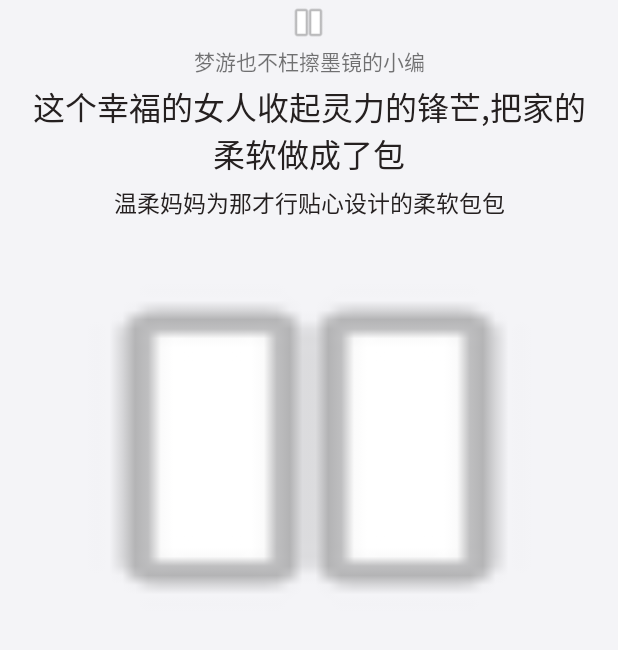
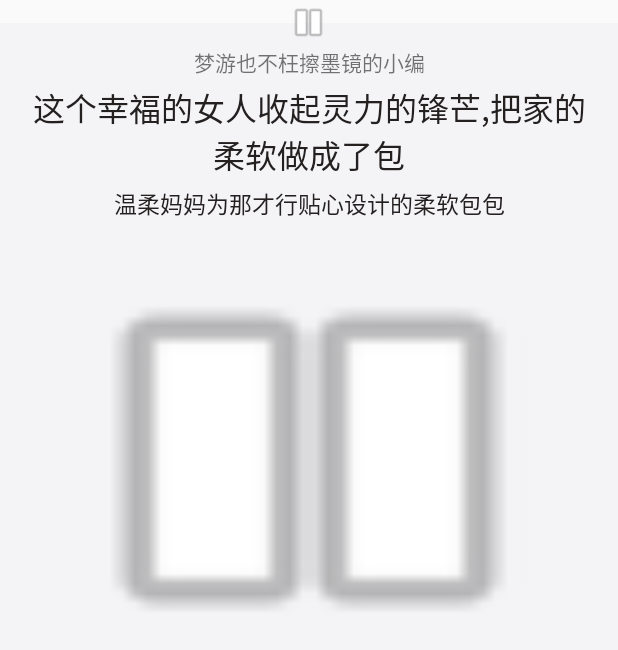
Before and after one commit to jiahairan123/ColorfulChoice, an Android app: the layout recents_dummy.xml on its own in the app's theme, with its tools: preview values and no code run, on a phone screen of 412 x 824 dp. Shown: the top 650 px of the screen. Run offline under Robolectric (Android 15) with nearby library versions, the light colour scheme and no system bars.

Commit message:
修改了布局乱串的问题

```diff
--- a/app/src/main/java/com/example/dllo/colorfulchoice/picture/PictureFragment.java
+++ b/app/src/main/java/com/example/dllo/colorfulchoice/picture/PictureFragment.java
@@ -57,9 +57,9 @@ public class PictureFragment extends BaseFragment implements Overview.RecentsVie
         });
 
         //设置视图的可见度
-        mRecentsView.setSystemUiVisibility(View.SYSTEM_UI_FLAG_LAYOUT_STABLE |
-                View.SYSTEM_UI_FLAG_LAYOUT_FULLSCREEN |
-                View.SYSTEM_UI_FLAG_LAYOUT_HIDE_NAVIGATION);
+//        mRecentsView.setSystemUiVisibility(View.SYSTEM_UI_FLAG_LAYOUT_STABLE |
+////                View.SYSTEM_UI_FLAG_LAYOUT_FULLSCREEN |
+//                View.SYSTEM_UI_FLAG_LAYOUT_HIDE_NAVIGATION);
 
     }
 
--- a/app/src/main/res/layout/activity_main.xml
+++ b/app/src/main/res/layout/activity_main.xml
@@ -16,11 +16,11 @@
 
     </FrameLayout>
 
+
     <RadioGroup
         android:id="@+id/main_radio_group"
         android:layout_width="match_parent"
         android:layout_height="40dp"
-        android:layout_alignParentBottom="true"
         android:background="#ffffff"
         android:orientation="horizontal">
 
--- a/app/src/main/res/layout/fragment_picture.xml
+++ b/app/src/main/res/layout/fragment_picture.xml
@@ -18,10 +18,10 @@
 <!--focusable-->
 
 <FrameLayout
+    android:background="#111"
     xmlns:android="http://schemas.android.com/apk/res/android"
     android:layout_width="match_parent"
     android:layout_height="match_parent"
-    android:layout_marginBottom="40dp"
     >
 
     <!-- Recents View  当前-->
--- a/app/src/main/res/layout/recents_dummy.xml
+++ b/app/src/main/res/layout/recents_dummy.xml
@@ -1,63 +1,67 @@
 <?xml version="1.0" encoding="utf-8"?>
-<LinearLayout xmlns:android="http://schemas.android.com/apk/res/android"
+<RelativeLayout xmlns:android="http://schemas.android.com/apk/res/android"
     android:layout_width="match_parent"
     android:layout_height="match_parent"
     android:focusable="true"
     android:orientation="vertical">
+
+
     <LinearLayout
         android:layout_width="match_parent"
         android:layout_height="450dp"
-        android:orientation="vertical"
         android:layout_gravity="center_horizontal|top"
+        android:layout_marginTop="15dp"
         android:background="#f4f4f7"
-        >
-
-        <de.hdodenhof.circleimageview.CircleImageView
-            android:id="@+id/dummy_p_iv"
-            android:layout_gravity="center_horizontal"
-            android:background="@drawable/ic_media_pause"
-            android:layout_width="30dp"
-            android:layout_height="30dp" />
+        android:orientation="vertical">
 
         <TextView
             android:id="@+id/dummy_p_nickname"
+            android:layout_width="match_parent"
+            android:layout_height="20dp"
+            android:layout_marginTop="15dp"
             android:gravity="center_horizontal"
-            android:text="梦游也不枉擦墨镜的小编"
-            android:layout_width="match_parent"
-            android:layout_height="20dp" />
+            android:text="梦游也不枉擦墨镜的小编" />
 
         <TextView
             android:id="@+id/dummy_title"
+            android:layout_width="match_parent"
+            android:layout_height="wrap_content"
+            android:layout_marginLeft="20dp"
+            android:layout_marginRight="20dp"
             android:layout_marginTop="5dp"
             android:gravity="center_horizontal"
-            android:layout_marginRight="20dp"
-            android:layout_marginLeft="20dp"
             android:text="这个幸福的女人收起灵力的锋芒,把家的柔软做成了包"
-            android:textSize="21sp"
             android:textColor="#252020"
-            android:layout_width="match_parent"
-            android:layout_height="wrap_content" />
+            android:textSize="21sp" />
 
         <TextView
             android:id="@+id/dummy_content"
+            android:layout_width="match_parent"
+            android:layout_height="wrap_content"
+            android:layout_marginLeft="20dp"
+            android:layout_marginRight="20dp"
             android:layout_marginTop="5dp"
             android:gravity="center_horizontal"
-            android:layout_marginRight="20dp"
-            android:layout_marginLeft="20dp"
             android:text="温柔妈妈为那才行贴心设计的柔软包包"
-            android:textSize="15sp"
             android:textColor="#252020"
-            android:layout_width="match_parent"
-            android:layout_height="wrap_content" />
+            android:textSize="15sp" />
 
         <ImageView
             android:id="@+id/dummy_iv"
+            android:layout_width="match_parent"
+            android:layout_height="match_parent"
+            android:background="@drawable/ic_media_pause"
             android:padding="10dp"
-            android:background="@drawable/ic_media_pause"
-            android:scaleType="fitXY"
-            android:layout_width="match_parent"
-            android:layout_height="match_parent" />
+            android:scaleType="fitXY" />
 
 
     </LinearLayout>
-</LinearLayout>
+
+
+    <de.hdodenhof.circleimageview.CircleImageView
+        android:id="@+id/dummy_p_iv"
+        android:layout_width="30dp"
+        android:layout_height="30dp"
+        android:layout_centerHorizontal="true"
+        android:background="@drawable/ic_media_pause" />
+</RelativeLayout>
```
